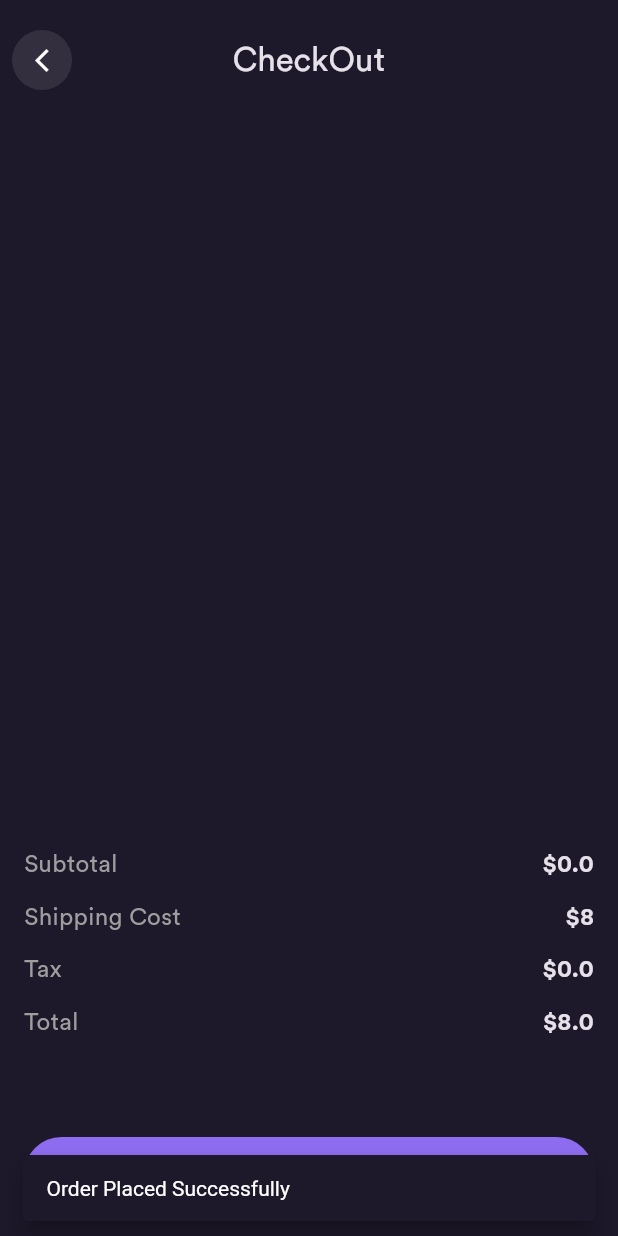
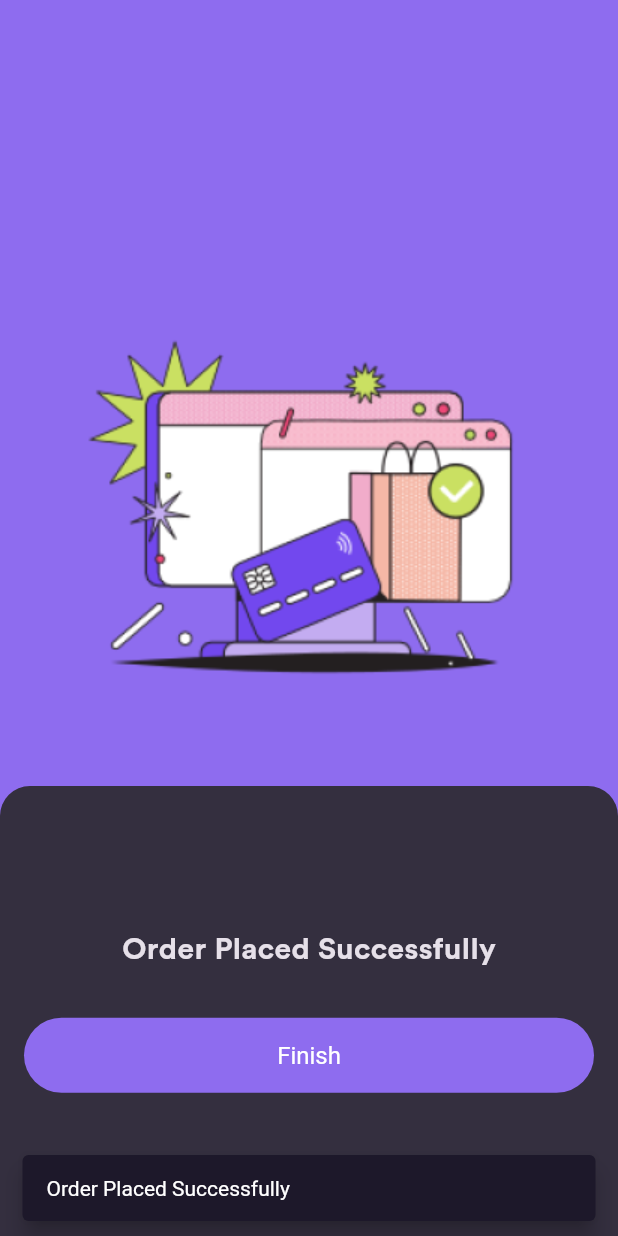
Before and after one commit to Moamen-ahmed-13/e_commerce_bloc, a Flutter app: the CheckOutPage screen opened directly with empty values, after a tap on an icon or button, on a phone screen of 412 x 824 dp. Run offline on Flutter 3.47's test engine with Material 3 defaults, Android fonts, the phone set to English and light mode, and no system bars; our stand-ins replace bloc, cloud_firestore, dartz, equatable, firebase_auth, firebase_core and 3 more; accounts and stored records are empty.

Commit message:
checkout and place order is finished

```diff
--- a/lib/presentation/checkOut/page/checkout.dart
+++ b/lib/presentation/checkOut/page/checkout.dart
@@ -7,6 +7,7 @@ import 'package:e_commerce_bloc/data/order/models/order_registeration_req.dart';
 import 'package:e_commerce_bloc/domain/order/entity/product_ordered.dart';
 import 'package:e_commerce_bloc/domain/order/usecases/order_registration.dart';
 import 'package:e_commerce_bloc/presentation/cart/widgets/check_out.dart';
+import 'package:e_commerce_bloc/presentation/checkOut/page/order_placed.dart';
 import 'package:e_commerce_bloc/presentation/home/home_page.dart';
 import 'package:flutter/material.dart';
 import 'package:flutter_bloc/flutter_bloc.dart';
@@ -32,6 +33,7 @@ class CheckOutPage extends StatelessWidget {
                   behavior: SnackBarBehavior.floating,
                 );
                 ScaffoldMessenger.of(context).showSnackBar(snackBar);
+                AppNavigator.push(context, const OrderPlacedPage());
               }
             },
             child: Builder(builder: (context) {
--- /dev/null
+++ b/lib/presentation/checkOut/page/order_placed.dart
@@ -0,0 +1,57 @@
+import 'package:e_commerce_bloc/core/helper/navigator/app_navigator.dart';
+import 'package:e_commerce_bloc/core/theme/app_colors.dart';
+import 'package:e_commerce_bloc/core/widgets/buttons/basic_app_button.dart';
+import 'package:e_commerce_bloc/presentation/home/home_page.dart';
+import 'package:flutter/material.dart';
+
+class OrderPlacedPage extends StatelessWidget {
+  const OrderPlacedPage({super.key});
+
+  @override
+  Widget build(BuildContext context) {
+    return Scaffold(
+      backgroundColor: AppColors.primary,
+      body: Column(
+        mainAxisAlignment: MainAxisAlignment.end,
+        children: [
+          Align(
+            alignment: Alignment.center,
+            child: Image.asset('assets/images/order_placed.png'),
+          ),
+          const SizedBox(
+            height: 60,
+          ),
+          Align(
+            alignment: Alignment.bottomCenter,
+            child: Container(
+              height: 300,
+              padding: const EdgeInsets.symmetric(horizontal: 16),
+              decoration: const BoxDecoration(
+                  color: AppColors.secondBackground,
+                  borderRadius: BorderRadius.only(
+                      topLeft: Radius.circular(20),
+                      topRight: Radius.circular(20))),
+              child: Column(
+                mainAxisAlignment: MainAxisAlignment.center,
+                children: [
+                  const Text(
+                    'Order Placed Successfully',
+                    style: TextStyle(fontWeight: FontWeight.bold, fontSize: 20),
+                  ),
+                  const SizedBox(
+                    height: 30,
+                  ),
+                  BasicAppButton(
+                      title: 'Finish',
+                      onPressed: () {
+                        AppNavigator.pushReplacement(context, const HomePage());
+                      })
+                ],
+              ),
+            ),
+          )
+        ],
+      ),
+    );
+  }
+}
```
